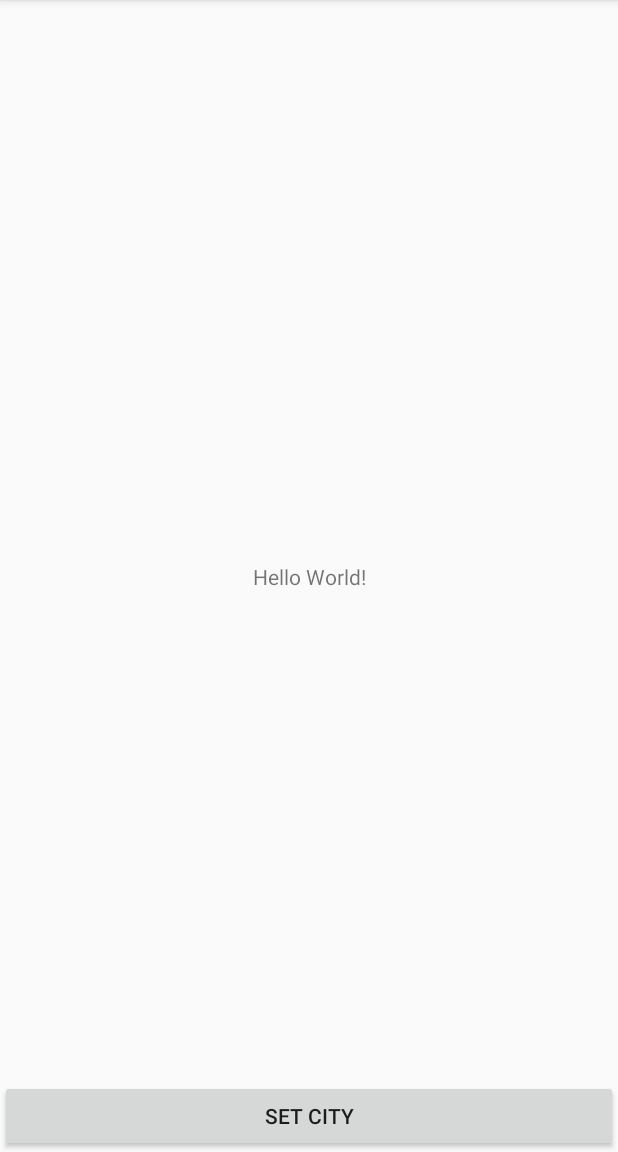
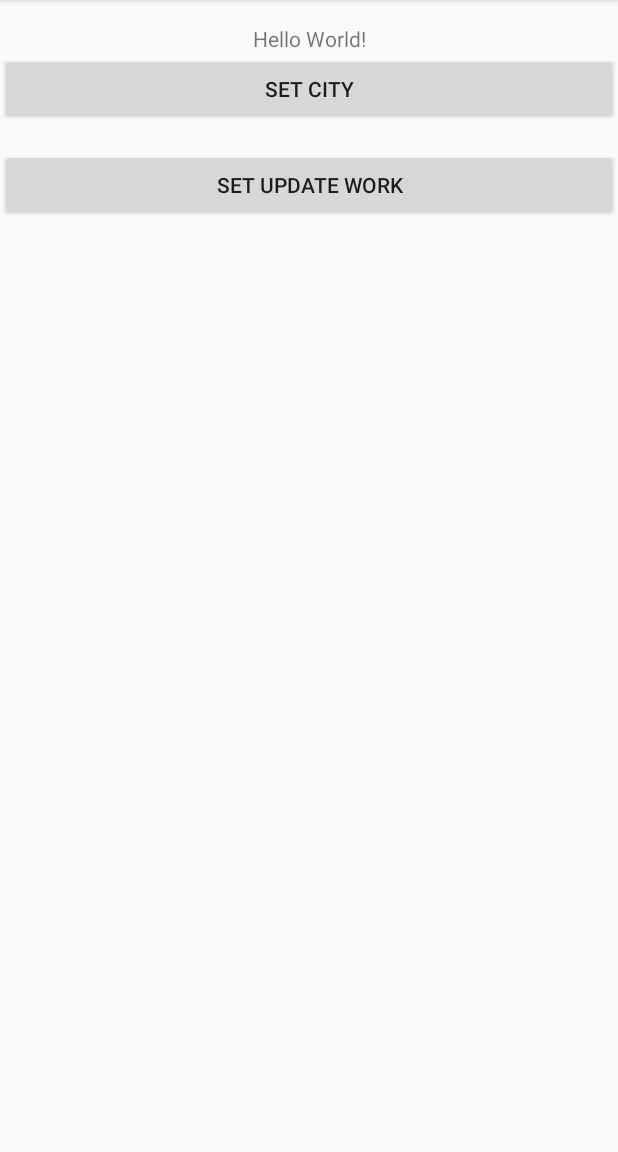
Before and after one commit to linwgithub/CCApplication, an Android app: the screen it shows after launch (MainActivity), after a tap on "SET CITY", on a phone screen of 412 x 824 dp, the part 84-1236 px from its top. Run offline under Robolectric (Android 15) with nearby library versions, the phone set to English and light mode, and no system bars.

Commit message:
WorkMager Demo

```diff
--- a/app/build.gradle
+++ b/app/build.gradle
@@ -48,4 +48,7 @@ dependencies {
 
     // Test helpers for Room
 //    testImplementation "android.arch.persistence.room:testing:1.0.0"
+
+    // WorkManager
+    implementation "android.arch.work:work-runtime:1.0.0-alpha01"
 }
--- a/app/src/main/java/com/lwcd/ccapplication/MainActivity.java
+++ b/app/src/main/java/com/lwcd/ccapplication/MainActivity.java
@@ -1,20 +1,31 @@
 package com.lwcd.ccapplication;
 
-import android.arch.lifecycle.MutableLiveData;
+import android.arch.lifecycle.Lifecycle;
+import android.arch.lifecycle.LifecycleOwner;
 import android.arch.lifecycle.Observer;
-import android.arch.lifecycle.ViewModelProvider;
 import android.arch.lifecycle.ViewModelProviders;
+import android.os.Bundle;
+import android.support.annotation.NonNull;
 import android.support.annotation.Nullable;
 import android.support.v7.app.AppCompatActivity;
-import android.os.Bundle;
+import android.util.Log;
 import android.view.View;
 import android.widget.Toast;
 
-import java.util.List;
+import com.lwcd.ccapplication.updateworkers.UpdateEngine;
+
+import java.util.UUID;
+
+import androidx.work.WorkManager;
+import androidx.work.WorkStatus;
 
 public class MainActivity extends AppCompatActivity {
 
+    private static final String TAG = "MainActivity";
     private MyViewModel viewModel;
+    private String uuid;
+    private LifecycleOwner owner;
+
     @Override
     protected void onCreate(Bundle savedInstanceState) {
         super.onCreate(savedInstanceState);
@@ -27,9 +38,42 @@ public class MainActivity extends AppCompatActivity {
                 Toast.makeText(MainActivity.this, "数据发送改变: city:" + city, Toast.LENGTH_SHORT).show();
             }
         });
+
+//        owner =
+
+        findViewById(R.id.btn_set_work).setOnClickListener(new View.OnClickListener() {
+            @Override
+            public void onClick(View v) {
+                Log.e(TAG, "onClick");
+                UpdateEngine engine = new UpdateEngine();
+                uuid = engine.scheduleUpdate();
+
+                if (uuid != null && uuid.length() > 0) {
+                    WorkManager.getInstance().getStatusById(UUID.fromString(uuid))
+                            .observe(MainActivity.this, new Observer<WorkStatus>() {
+                                @Override
+                                public void onChanged(@Nullable WorkStatus workStatus) {
+                                    String result = workStatus.getOutputData().getString("key_update_result", "");
+                                    System.out.println(result);
+                                }
+                            });
+                }
+
+
+            }
+        });
+
+        findViewById(R.id.btn_main).setOnClickListener(new View.OnClickListener() {
+            @Override
+            public void onClick(View v) {
+                SetCity();
+            }
+        });
+
+
     }
 
-    public void SetCity(View view){
+    private void SetCity(){
         viewModel.getCity().setValue("XiaM");
     }
 }
--- a/app/src/main/res/layout/activity_main.xml
+++ b/app/src/main/res/layout/activity_main.xml
@@ -11,17 +11,27 @@
         android:layout_width="wrap_content"
         android:layout_height="wrap_content"
         android:text="Hello World!"
-        app:layout_constraintBottom_toBottomOf="parent"
+        android:layout_marginTop="16dp"
         app:layout_constraintLeft_toLeftOf="parent"
         app:layout_constraintRight_toRightOf="parent"
         app:layout_constraintTop_toTopOf="parent" />
 
     <Button
+        android:id="@+id/btn_main"
+        app:layout_constraintTop_toBottomOf="@+id/tv_main"
         android:layout_width="match_parent"
         android:layout_height="wrap_content"
-        app:layout_constraintBottom_toBottomOf="parent"
         app:layout_constraintLeft_toLeftOf="parent"
         app:layout_constraintRight_toRightOf="parent"
-        android:onClick="SetCity"
         android:text="Set City"/>
+
+    <Button
+        android:id="@+id/btn_set_work"
+        app:layout_constraintTop_toBottomOf="@id/btn_main"
+        app:layout_constraintLeft_toLeftOf="parent"
+        app:layout_constraintRight_toRightOf="parent"
+        android:layout_marginTop="16dp"
+        android:layout_width="match_parent"
+        android:layout_height="wrap_content"
+        android:text="set Update Work"/>
 </android.support.constraint.ConstraintLayout>
```
Also changed, not shown: app/src/main/java/com/lwcd/ccapplication/updateworkers/UpdateEngine.java (added, +37 -0 lines), app/src/main/java/com/lwcd/ccapplication/updateworkers/UpdateWorker.java (added, +40 -0 lines).
